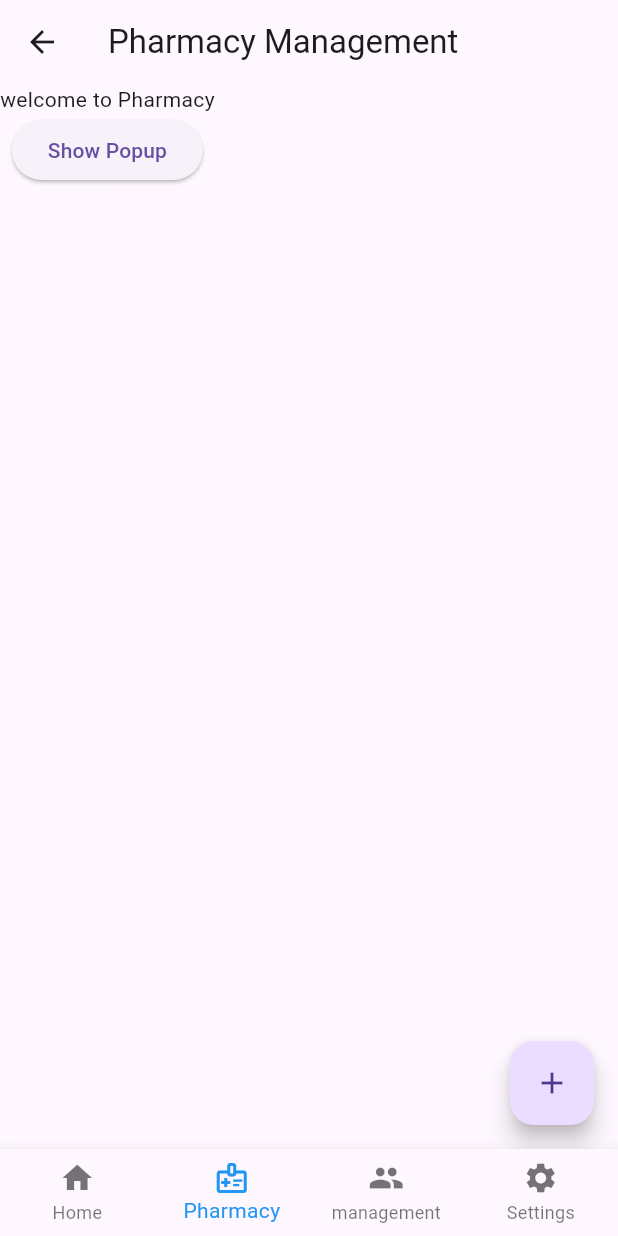
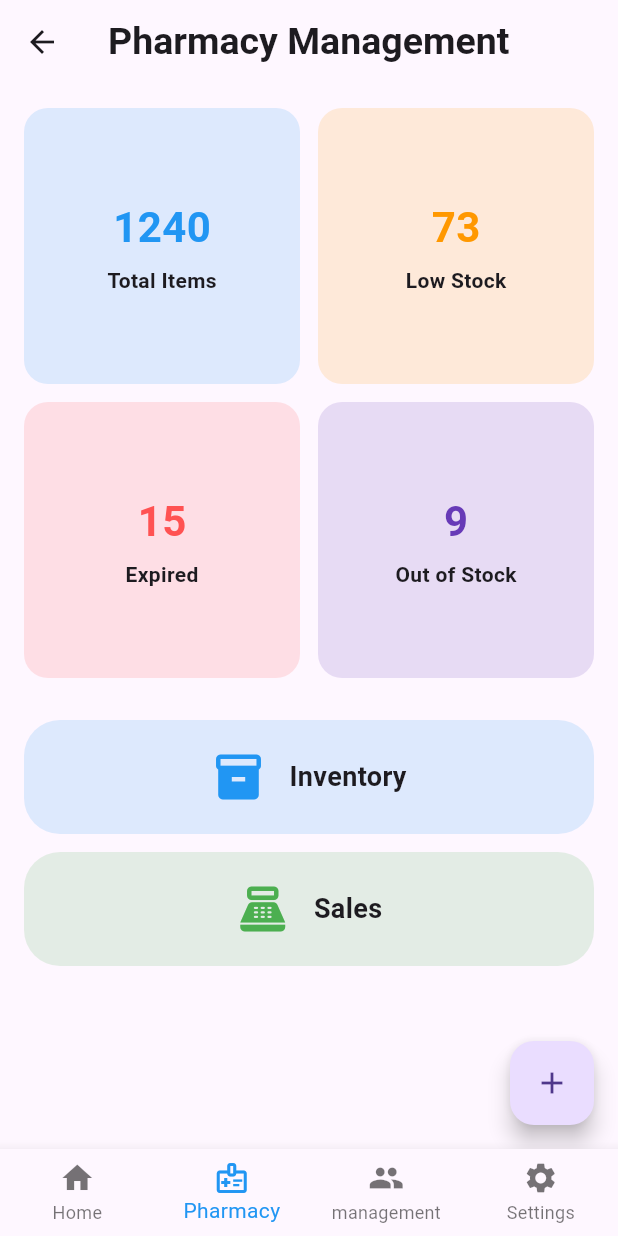
Before and after one commit to NGamerHere/ClicnicGrid, a Flutter app: the HomePage screen opened by its route, item 2 of the bottom bar chosen, on a phone screen of 412 x 824 dp. Run offline on Flutter 3.47's test engine with Material 3 defaults, Android fonts, the phone set to English and light mode, and no system bars; our stand-ins replace shared_preferences; accounts and stored records are empty.

Commit message:
added the base page

```diff
--- a/frontend-app/lib/main.dart
+++ b/frontend-app/lib/main.dart
@@ -1,4 +1,4 @@
-import 'package:flutter/material.dart';
+ import 'package:flutter/material.dart';
 import 'package:shared_preferences/shared_preferences.dart';
 import 'screens/login_page.dart';
 import 'screens/home_page.dart';
--- a/frontend-app/lib/screens/dashboardScreens/pharmacy.dart
+++ b/frontend-app/lib/screens/dashboardScreens/pharmacy.dart
@@ -1,111 +1,266 @@
 import 'package:flutter/material.dart';
 
-class pharamacyPage extends StatefulWidget {
-  const pharamacyPage({super.key});
+class PharmacyPage extends StatefulWidget {
+  const PharmacyPage({super.key});
 
   @override
-  State<pharamacyPage> createState() => __pharamacyPage();
+  State<PharmacyPage> createState() => _PharmacyPageState();
 }
 
-class __pharamacyPage extends State<pharamacyPage> {
+class _PharmacyPageState extends State<PharmacyPage> {
+  // Fake data – replace with a real repository / REST call.
+  int _totalItems = 0;
+  int _lowStock   = 0;
+  int _expired    = 0;
+  int _outOfStock = 0;
+
+  @override
+  void initState() {
+    super.initState();
+    _fetchStockSummary();
+  }
+
+  Future<void> _fetchStockSummary() async {
+    // Simulate a delay then update state
+    await Future.delayed(const Duration(milliseconds: 400));
+    setState(() {
+      _totalItems = 1240;
+      _lowStock   = 73;
+      _expired    = 15;
+      _outOfStock = 9;
+    });
+  }
+
+  @override
   Widget build(BuildContext context) {
+    final isTablet = MediaQuery.of(context).size.width > 600;
+
     return Scaffold(
-      appBar: AppBar(title: const Text("Pharmacy Management")),
-      body: Column(
+      appBar: AppBar(
+        title: const Text(
+          'Pharmacy Management',
+          style: TextStyle(fontWeight: FontWeight.bold, fontSize: 25),
+        ),
+      ),
+      body: SingleChildScrollView(
+        padding: const EdgeInsets.all(16),
+        child: Column(
           children: [
-          const Text("welcome to Pharmacy"),
-
-          ElevatedButton(
-            onPressed: () {
-              showDialog(
-                context: context,
-                builder: (BuildContext context) {
-                  return AlertDialog(
-                    title: Text("Add new Medicines"),
-                    content: Text("This is a simple popup dialog."),
-                    actions: [
-                      TextButton(
-                        onPressed: () {
-                          Navigator.of(context).pop(); // closes the popup
-                        },
-                        child: Text("OK"),
-                      ),TextButton(
-                        onPressed: () {
-                          Navigator.of(context).pop(); // closes the popup
-                        },
-                        child: Text("cancel"),
-                      )
-                    ],
-                  );
-                },
-              );
-            },
-            child: Text("Show Popup"),
+            // ───── 1) FOUR STATUS CARDS ─────
+            GridView.count(
+              shrinkWrap: true,
+              physics: const NeverScrollableScrollPhysics(),
+              crossAxisCount: isTablet ? 4 : 2,
+              crossAxisSpacing: 12,
+              mainAxisSpacing: 12,
+              children: [
+                _StatusCard(
+                  title: 'Total Items',
+                  value: _totalItems,
+                  color: Colors.blue,
+                ),
+                _StatusCard(
+                  title: 'Low Stock',
+                  value: _lowStock,
+                  color: Colors.orange,
+                ),
+                _StatusCard(
+                  title: 'Expired',
+                  value: _expired,
+                  color: Colors.redAccent,
+                ),
+                _StatusCard(
+                  title: 'Out of Stock',
+                  value: _outOfStock,
+                  color: Colors.deepPurple,
                 ),
               ],
             ),
+
+            const SizedBox(height: 28),
+
+            // ───── 2) TWO MAIN PAGES ─────
+            GridView.count(
+              shrinkWrap: true,
+              physics: const NeverScrollableScrollPhysics(),
+              crossAxisCount: isTablet ? 2 : 1,
+              childAspectRatio: isTablet ? 3 / 2 : 5,
+              crossAxisSpacing: 12,
+              mainAxisSpacing: 12,
+              children: [
+                _DashboardTile(
+                  title: 'Inventory',
+                  icon: Icons.inventory_2,
+                  color: Colors.blue,
+                  onTap: goToInventory,
+                ),
+                _DashboardTile(
+                  title: 'Sales',
+                  icon: Icons.point_of_sale,
+                  color: Colors.green,
+                  onTap: goToSales,
+                ),
+              ],
+            ),
+          ],
+        ),
+      ),
+
       floatingActionButton: FloatingActionButton(
-        onPressed: () => _showFormDialog(context),
+        onPressed: () => _showAddSupplierDialog(context),
+        tooltip: 'Quick‑add supplier',
         child: const Icon(Icons.add),
       ),
     );
   }
 
-  void _showFormDialog(BuildContext context) {
-    final _formKey = GlobalKey<FormState>();
-    final TextEditingController _nameController = TextEditingController();
-    final TextEditingController _emailController = TextEditingController();
+  // ─────────────────────────────────────────
+  // Navigation stubs
+  // ─────────────────────────────────────────
+  void goToInventory() {
+    // Navigator.push(...)
+    debugPrint('→ Inventory page');
+  }
+
+  void goToSales() {
+    // Navigator.push(...)
+    debugPrint('→ Sales page');
+  }
+
+  // ─────────────────────────────────────────
+  // Quick‑add supplier dialog (same as before)
+  // ─────────────────────────────────────────
+  void _showAddSupplierDialog(BuildContext context) {
+    final formKey = GlobalKey<FormState>();
+    final name = TextEditingController();
+    final email = TextEditingController();
 
     showDialog(
       context: context,
-      builder: (context) {
-        return AlertDialog(
-          title: Text('Fill the Form'),
+      builder: (ctx) => AlertDialog(
+        title: const Text('Add Supplier'),
         content: Form(
-            key: _formKey,
-            child: SizedBox(
-              width: double.maxFinite, // let it expand
+          key: formKey,
           child: Column(
-                mainAxisSize: MainAxisSize.min, // fit content only
+            mainAxisSize: MainAxisSize.min,
             children: [
               TextFormField(
-                    controller: _nameController,
-                    decoration: InputDecoration(labelText: 'Name'),
-                    validator: (value) =>
-                    value == null || value.isEmpty ? 'Enter your name' : null,
+                controller: name,
+                decoration: const InputDecoration(labelText: 'Name'),
+                validator: (v) =>
+                (v == null || v.isEmpty) ? 'Enter a name' : null,
               ),
-                  SizedBox(height: 12),
+              const SizedBox(height: 12),
               TextFormField(
-                    controller: _emailController,
-                    decoration: InputDecoration(labelText: 'Email'),
-                    validator: (value) =>
-                    value != null && value.contains('@')
-                        ? null
-                        : 'Enter valid email',
+                controller: email,
+                decoration: const InputDecoration(labelText: 'Email'),
+                validator: (v) =>
+                (v != null && v.contains('@')) ? null : 'Enter valid e‑mail',
+              ),
+            ],
+          ),
+        ),
+        actions: [
+          TextButton(
+            onPressed: () => Navigator.pop(ctx),
+            child: const Text('Cancel'),
+          ),
+          ElevatedButton(
+            onPressed: () {
+              if (formKey.currentState!.validate()) {
+                debugPrint('Supplier → ${name.text}  /  ${email.text}');
+                Navigator.pop(ctx);
+              }
+            },
+            child: const Text('Submit'),
+          ),
+        ],
+      ),
+    );
+  }
+}
+
+/// Small rectangular info card used only for counters
+class _StatusCard extends StatelessWidget {
+  final String title;
+  final int value;
+  final Color color;
+
+  const _StatusCard({
+    required this.title,
+    required this.value,
+    required this.color,
+  });
+
+  @override
+  Widget build(BuildContext context) {
+    return Container(
+      decoration: BoxDecoration(
+        color: color.withOpacity(0.15),
+        borderRadius: BorderRadius.circular(16),
+      ),
+      padding: const EdgeInsets.symmetric(vertical: 16),
+      child: Column(
+        mainAxisAlignment: MainAxisAlignment.center,
+        children: [
+          Text(
+            value.toString(),
+            style: TextStyle(
+              fontSize: 28,
+              fontWeight: FontWeight.bold,
+              color: color,
+            ),
+          ),
+          const SizedBox(height: 6),
+          Text(title,
+              style: const TextStyle(fontSize: 14, fontWeight: FontWeight.w600)),
+        ],
+      ),
+    );
+  }
+}
+
+/// Large clickable tile for main navigation
+class _DashboardTile extends StatelessWidget {
+  final String title;
+  final IconData icon;
+  final Color color;
+  final VoidCallback onTap;
+
+  const _DashboardTile({
+    required this.title,
+    required this.icon,
+    required this.color,
+    required this.onTap,
+  });
+
+  @override
+  Widget build(BuildContext context) {
+    return InkWell(
+      borderRadius: BorderRadius.circular(24),
+      onTap: onTap,
+      child: Container(
+        decoration: BoxDecoration(
+          color: color.withOpacity(0.15),
+          borderRadius: BorderRadius.circular(24),
+        ),
+        child: Center(
+          child: Row(
+            mainAxisSize: MainAxisSize.min,
+            children: [
+              Icon(icon, size: 36, color: color),
+              const SizedBox(width: 16),
+              Text(
+                title,
+                style: const TextStyle(
+                  fontSize: 18,
+                  fontWeight: FontWeight.w600,
+                ),
               ),
             ],
           ),
         ),
       ),
-          actions: [
-            TextButton(
-              onPressed: () => Navigator.pop(context),
-              child: Text('Cancel'),
-            ),
-            ElevatedButton(
-              onPressed: () {
-                if (_formKey.currentState!.validate()) {
-                  print('Name: ${_nameController.text}');
-                  print('Email: ${_emailController.text}');
-                  Navigator.pop(context); // close dialog
-                }
-              },
-              child: Text('Submit'),
-            ),
-          ],
-        );
-      },
     );
   }
-
 }
--- a/frontend-app/lib/screens/home_page.dart
+++ b/frontend-app/lib/screens/home_page.dart
@@ -2,6 +2,8 @@ import 'package:flutter/material.dart';
 
 import './dashboardScreens/Dashboard.dart';
 import './dashboardScreens/pharmacy.dart';
+import "./dashboardScreens/Settings.dart";
+import "./dashboardScreens/PatientsPage.dart";
 
 class HomePage extends StatefulWidget {
   const HomePage({super.key});
@@ -16,9 +18,9 @@ class _HomePageState extends State<HomePage> {
   // Pages to show when you tap different icons
   static final List<Widget> _pages = <Widget>[
     const DashboardPage(),
-    const pharamacyPage(),
-    Center(child: Text('Page 2', style: TextStyle(fontSize: 24))),
-    Center(child: Text('Settings', style: TextStyle(fontSize: 24))),
+    const PharmacyPage(),
+    const PatientsPage(),
+    const SettingsPage(),
   ];
 
   void _onItemTapped(int index) {
```
Also changed, not shown: frontend-app/lib/screens/dashboardScreens/PatientsPage.dart (added, +261 -0 lines), frontend-app/lib/screens/dashboardScreens/Settings.dart (+40 -42 lines), frontend-app/lib/screens/login_page.dart (+30 -8 lines). Lines whose indentation alone changed are shown as unchanged.
